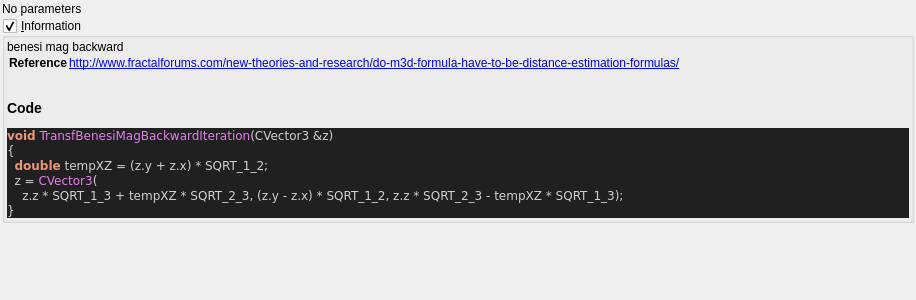
The window that mandelbulber2/formula/ui/fractal_transf_benesi_mag_backward.ui (buddhi1980/mandelbulber2) describes before a commit, drawn with Qt 5.
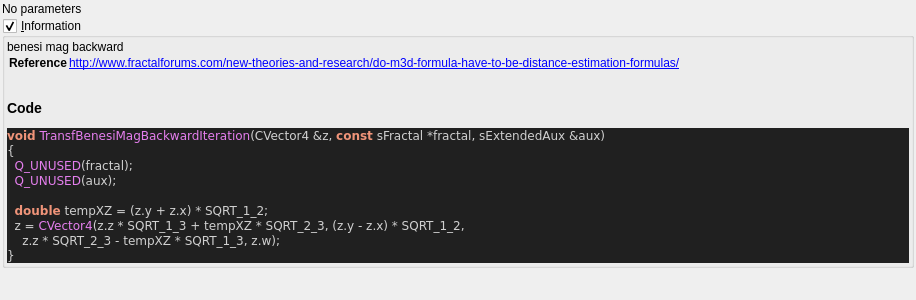
The same window after the commit. Custom widgets are drawn as their Qt base class.

What changed in the file:
```diff
--- a/mandelbulber2/formula/ui/fractal_transf_benesi_mag_backward.ui
+++ b/mandelbulber2/formula/ui/fractal_transf_benesi_mag_backward.ui
@@ -75,11 +75,14 @@
 &lt;/table&gt;
 &lt;h3&gt;Code&lt;/h3&gt;
 &lt;body style=&quot;background-color:#202020&quot;&gt;
-&lt;pre style=&quot;color:#d0d0d0; background-color:#202020;  font-family:'Courier New',monospace;&quot;&gt;&lt;span style=&quot;color:#f09479; font-weight:bold&quot;&gt;void&lt;/span&gt; &lt;span style=&quot;color:#e47eed&quot;&gt;TransfBenesiMagBackwardIteration&lt;/span&gt;&lt;span style=&quot;color:#d0d0d0&quot;&gt;(&lt;/span&gt;CVector3 &lt;span style=&quot;color:#d0d0d0&quot;&gt;&amp;amp;&lt;/span&gt;z&lt;span style=&quot;color:#d0d0d0&quot;&gt;)&lt;/span&gt;
+&lt;pre style=&quot;color:#d0d0d0; background-color:#202020;  font-family:'Courier New',monospace;&quot;&gt;&lt;span style=&quot;color:#f09479; font-weight:bold&quot;&gt;void&lt;/span&gt; &lt;span style=&quot;color:#e47eed&quot;&gt;TransfBenesiMagBackwardIteration&lt;/span&gt;&lt;span style=&quot;color:#d0d0d0&quot;&gt;(&lt;/span&gt;CVector4 &lt;span style=&quot;color:#d0d0d0&quot;&gt;&amp;amp;&lt;/span&gt;z&lt;span style=&quot;color:#d0d0d0&quot;&gt;,&lt;/span&gt; &lt;span style=&quot;color:#f09479; font-weight:bold&quot;&gt;const&lt;/span&gt; sFractal &lt;span style=&quot;color:#d0d0d0&quot;&gt;*&lt;/span&gt;fractal&lt;span style=&quot;color:#d0d0d0&quot;&gt;,&lt;/span&gt; sExtendedAux &lt;span style=&quot;color:#d0d0d0&quot;&gt;&amp;amp;&lt;/span&gt;aux&lt;span style=&quot;color:#d0d0d0&quot;&gt;)&lt;/span&gt;
 &lt;span style=&quot;color:#d0d0d0&quot;&gt;{&lt;/span&gt;
+  &lt;span style=&quot;color:#e47eed&quot;&gt;Q_UNUSED&lt;/span&gt;&lt;span style=&quot;color:#d0d0d0&quot;&gt;(&lt;/span&gt;fractal&lt;span style=&quot;color:#d0d0d0&quot;&gt;);&lt;/span&gt;
+  &lt;span style=&quot;color:#e47eed&quot;&gt;Q_UNUSED&lt;/span&gt;&lt;span style=&quot;color:#d0d0d0&quot;&gt;(&lt;/span&gt;aux&lt;span style=&quot;color:#d0d0d0&quot;&gt;);&lt;/span&gt;
+
   &lt;span style=&quot;color:#f09479; font-weight:bold&quot;&gt;double&lt;/span&gt; tempXZ &lt;span style=&quot;color:#d0d0d0&quot;&gt;= (&lt;/span&gt;z&lt;span style=&quot;color:#d0d0d0&quot;&gt;.&lt;/span&gt;y &lt;span style=&quot;color:#d0d0d0&quot;&gt;+&lt;/span&gt; z&lt;span style=&quot;color:#d0d0d0&quot;&gt;.&lt;/span&gt;x&lt;span style=&quot;color:#d0d0d0&quot;&gt;) *&lt;/span&gt; SQRT_1_2&lt;span style=&quot;color:#d0d0d0&quot;&gt;;&lt;/span&gt;
-  z &lt;span style=&quot;color:#d0d0d0&quot;&gt;=&lt;/span&gt; &lt;span style=&quot;color:#e47eed&quot;&gt;CVector3&lt;/span&gt;&lt;span style=&quot;color:#d0d0d0&quot;&gt;(&lt;/span&gt;
-    z&lt;span style=&quot;color:#d0d0d0&quot;&gt;.&lt;/span&gt;z &lt;span style=&quot;color:#d0d0d0&quot;&gt;*&lt;/span&gt; SQRT_1_3 &lt;span style=&quot;color:#d0d0d0&quot;&gt;+&lt;/span&gt; tempXZ &lt;span style=&quot;color:#d0d0d0&quot;&gt;*&lt;/span&gt; SQRT_2_3&lt;span style=&quot;color:#d0d0d0&quot;&gt;, (&lt;/span&gt;z&lt;span style=&quot;color:#d0d0d0&quot;&gt;.&lt;/span&gt;y &lt;span style=&quot;color:#d0d0d0&quot;&gt;-&lt;/span&gt; z&lt;span style=&quot;color:#d0d0d0&quot;&gt;.&lt;/span&gt;x&lt;span style=&quot;color:#d0d0d0&quot;&gt;) *&lt;/span&gt; SQRT_1_2&lt;span style=&quot;color:#d0d0d0&quot;&gt;,&lt;/span&gt; z&lt;span style=&quot;color:#d0d0d0&quot;&gt;.&lt;/span&gt;z &lt;span style=&quot;color:#d0d0d0&quot;&gt;*&lt;/span&gt; SQRT_2_3 &lt;span style=&quot;color:#d0d0d0&quot;&gt;-&lt;/span&gt; tempXZ &lt;span style=&quot;color:#d0d0d0&quot;&gt;*&lt;/span&gt; SQRT_1_3&lt;span style=&quot;color:#d0d0d0&quot;&gt;);&lt;/span&gt;
+  z &lt;span style=&quot;color:#d0d0d0&quot;&gt;=&lt;/span&gt; &lt;span style=&quot;color:#e47eed&quot;&gt;CVector4&lt;/span&gt;&lt;span style=&quot;color:#d0d0d0&quot;&gt;(&lt;/span&gt;z&lt;span style=&quot;color:#d0d0d0&quot;&gt;.&lt;/span&gt;z &lt;span style=&quot;color:#d0d0d0&quot;&gt;*&lt;/span&gt; SQRT_1_3 &lt;span style=&quot;color:#d0d0d0&quot;&gt;+&lt;/span&gt; tempXZ &lt;span style=&quot;color:#d0d0d0&quot;&gt;*&lt;/span&gt; SQRT_2_3&lt;span style=&quot;color:#d0d0d0&quot;&gt;, (&lt;/span&gt;z&lt;span style=&quot;color:#d0d0d0&quot;&gt;.&lt;/span&gt;y &lt;span style=&quot;color:#d0d0d0&quot;&gt;-&lt;/span&gt; z&lt;span style=&quot;color:#d0d0d0&quot;&gt;.&lt;/span&gt;x&lt;span style=&quot;color:#d0d0d0&quot;&gt;) *&lt;/span&gt; SQRT_1_2&lt;span style=&quot;color:#d0d0d0&quot;&gt;,&lt;/span&gt;
+    z&lt;span style=&quot;color:#d0d0d0&quot;&gt;.&lt;/span&gt;z &lt;span style=&quot;color:#d0d0d0&quot;&gt;*&lt;/span&gt; SQRT_2_3 &lt;span style=&quot;color:#d0d0d0&quot;&gt;-&lt;/span&gt; tempXZ &lt;span style=&quot;color:#d0d0d0&quot;&gt;*&lt;/span&gt; SQRT_1_3&lt;span style=&quot;color:#d0d0d0&quot;&gt;,&lt;/span&gt; z&lt;span style=&quot;color:#d0d0d0&quot;&gt;.&lt;/span&gt;w&lt;span style=&quot;color:#d0d0d0&quot;&gt;);&lt;/span&gt;
 &lt;span style=&quot;color:#d0d0d0&quot;&gt;}&lt;/span&gt;
 &lt;/pre&gt;
 &lt;/body&gt;</string>
```
